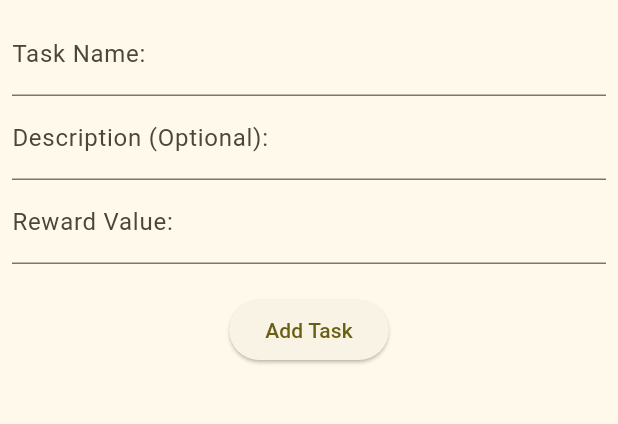
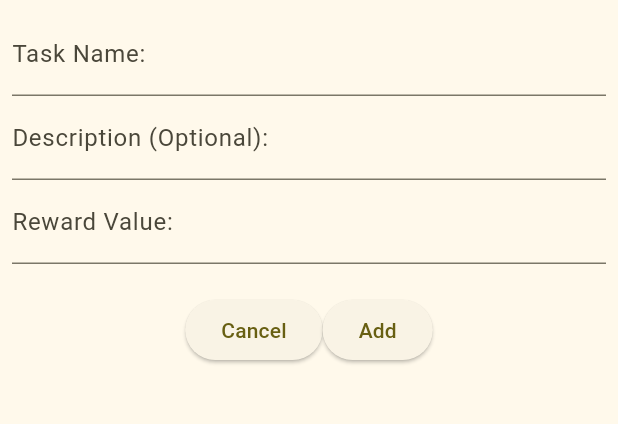
Before and after one commit to HuhnDaniel/checklist_champ, a Flutter app: the screen it shows after launch, after a tap on the "add" icon, on a phone screen of 412 x 824 dp, the part 84-508 px from its top. Run offline on Flutter 3.47's test engine with Material 3 defaults, Android fonts, the phone set to English and light mode, and no system bars.

Commit message:
add cancel button to form page

```diff
--- a/lib/main.dart
+++ b/lib/main.dart
@@ -114,7 +114,10 @@ class TaskList extends StatelessWidget {
 
     return Column(
       children: [
-        Text('You have ${appState.taskList.length} tasks!'),
+        Padding(
+          padding: const EdgeInsets.all(20),
+          child: Text('You have ${appState.taskList.length} tasks!'),
+        ),
         Expanded(
           child: ListView(
             children: [
@@ -198,6 +201,14 @@ class _TaskFormState extends State<TaskForm> {
             SizedBox(
               height: 20,
             ),
+            Row(
+              mainAxisAlignment: MainAxisAlignment.center,
+              children: [
+                ElevatedButton(
+                    onPressed: () {
+                      appState.selectPage('TaskList');
+                    },
+                    child: Text('Cancel')),
                 ElevatedButton(
                   onPressed: () {
                     appState.addTaskToList(Task(
@@ -207,8 +218,10 @@ class _TaskFormState extends State<TaskForm> {
                     ));
                     appState.selectPage('TaskList');
                   },
-              child: Text('Add Task'),
-            )
+                  child: Text('Add'),
+                ),
+              ],
+            ),
           ],
         ),
       ),
```
Lines whose indentation alone changed are shown as unchanged.
